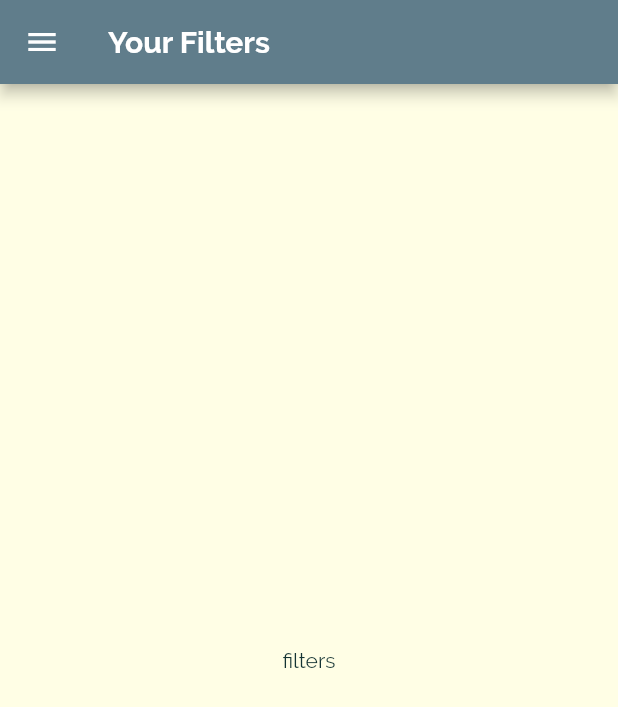
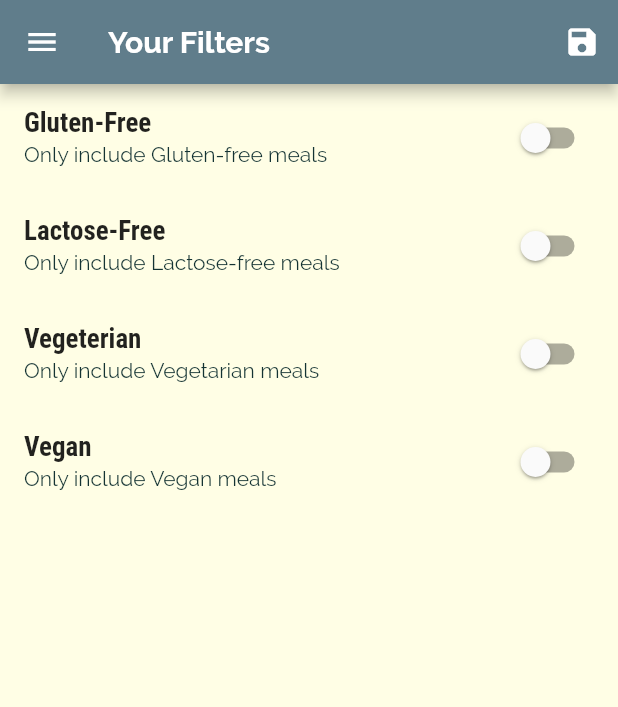
Before and after one commit to ikram-khani/meal_app, a Flutter app: the FiltersScreen screen opened by its route, on a phone screen of 412 x 824 dp. Shown: the top 707 px of the screen. Run offline on Flutter 3.47's test engine with Material 2 defaults, Android fonts, the phone set to English and light mode, and no system bars.

Commit message:
Adding Filters and Favorite Features

```diff
--- a/lib/main.dart
+++ b/lib/main.dart
@@ -1,5 +1,6 @@
 import 'package:flutter/material.dart';
-import 'package:meal_app/screens/categories_screen.dart';
+import 'package:meal_app/dummy_data.dart';
+import 'package:meal_app/models/meal.dart';
 import 'package:meal_app/screens/category_meals_screen.dart';
 import 'package:meal_app/screens/filters_screen.dart';
 import 'package:meal_app/screens/meal_detail_screen.dart';
@@ -9,12 +10,66 @@ void main(List<String> args) {
   runApp(MyApp());
 }
 
-class MyApp extends StatelessWidget {
+class MyApp extends StatefulWidget {
   const MyApp({super.key});
+
+  @override
+  State<MyApp> createState() => _MyAppState();
+}
+
+class _MyAppState extends State<MyApp> {
+  Map<String, bool> _filters = {
+    'gluten': false,
+    'lactose': false,
+    'vegan': false,
+    'vegetarian': false,
+  };
+  List<Meal> _availableMeals = DUMMY_MEALS;
+  List<Meal> _favoriteMeals = [];
+  void _setFilters(Map<String, bool> filterData) {
+    _filters = filterData;
+
+    _availableMeals = DUMMY_MEALS.where((meal) {
+      if (_filters['gluten']! && !meal.isGlutenFree) {
+        return false;
+      }
+      if (_filters['lactose']! && !meal.isLactoseFree) {
+        return false;
+      }
+      if (_filters['vegan']! && !meal.isVegan) {
+        return false;
+      }
+      if (_filters['vegetarian']! && !meal.isVegetarian) {
+        return false;
+      }
+      return true;
+    }).toList();
+  }
+
+  void _toggleFavorite(String mealId) {
+    final existingIndex =
+        _favoriteMeals.indexWhere((meal) => meal.id == mealId);
+    if (existingIndex >= 0) {
+      setState(() {
+        _favoriteMeals.removeAt(existingIndex);
+      });
+    } else {
+      setState(() {
+        _favoriteMeals.add(
+          DUMMY_MEALS.firstWhere((meal) => meal.id == mealId),
+        );
+      });
+    }
+  }
+
+  bool _isMealFavorite(String id) {
+    return _favoriteMeals.any((meal) => meal.id == id);
+  }
 
   @override
   Widget build(BuildContext context) {
     return MaterialApp(
+      debugShowCheckedModeBanner: false,
       theme: ThemeData(
         fontFamily: 'Raleway',
         appBarTheme: const AppBarTheme(
@@ -52,15 +107,18 @@ class MyApp extends StatelessWidget {
       //home: CategoriesScreen(),
       initialRoute: '/', //default is '/'
       routes: {
-        '/': (context) => TabsScreen(),
+        '/': (context) => TabsScreen(_favoriteMeals),
         // '/category-meals': (context) => CategoryMealScreen(),
-        CategoryMealScreen.routName: (context) => CategoryMealScreen(),
-        MealDetailScreen.routName: (context) => MealDetailScreen(),
-        FiltersScreen.routName: (context) => FiltersScreen(),
+        CategoryMealScreen.routName: (context) =>
+            CategoryMealScreen(_availableMeals),
+        MealDetailScreen.routName: (context) =>
+            MealDetailScreen(_toggleFavorite, _isMealFavorite),
+        FiltersScreen.routName: (context) =>
+            FiltersScreen(_filters, _setFilters),
       },
       onUnknownRoute: (settings) {
         MaterialPageRoute(
-          builder: ((context) => TabsScreen()),
+          builder: ((context) => TabsScreen(_favoriteMeals)),
         );
       },
     );
--- a/lib/screens/filters_screen.dart
+++ b/lib/screens/filters_screen.dart
@@ -1,9 +1,44 @@
 import 'package:flutter/material.dart';
 import 'package:meal_app/widgets/main_drawer.dart';
 
-class FiltersScreen extends StatelessWidget {
-  const FiltersScreen({super.key});
+class FiltersScreen extends StatefulWidget {
+  final Map<String, bool> currenFilters;
+  final Function(Map<String, bool>) saveFilters;
+  const FiltersScreen(this.currenFilters, this.saveFilters, {super.key});
   static const routName = '/filters';
+
+  @override
+  State<FiltersScreen> createState() => _FiltersScreenState();
+}
+
+class _FiltersScreenState extends State<FiltersScreen> {
+  bool _glutenFree = false;
+  bool _vegetarian = false;
+  bool _vegan = false;
+  bool _lactoseFree = false;
+  @override
+  void initState() {
+    _glutenFree = widget.currenFilters['gluten']!;
+    _lactoseFree = widget.currenFilters['lactose']!;
+    _vegan = widget.currenFilters['vegan']!;
+    _vegetarian = widget.currenFilters['vegetarian']!;
+    super.initState();
+  }
+
+  Widget _buildSwitchListTile(
+    String title,
+    String description,
+    bool currentValue,
+    Function(bool) updateValue,
+  ) {
+    return SwitchListTile(
+      title: Text(title),
+      subtitle: Text(description),
+      value: currentValue,
+      onChanged: updateValue,
+    );
+  }
+
   @override
   Widget build(BuildContext context) {
     return Scaffold(
@@ -11,11 +46,72 @@ class FiltersScreen extends StatelessWidget {
           title: const Text(
             "Your Filters",
           ),
+          actions: [
+            IconButton(
+              onPressed: (() {
+                final selectedFilters = {
+                  'gluten': _glutenFree,
+                  'lactose': _lactoseFree,
+                  'vegan': _vegan,
+                  'vegetarian': _vegetarian,
+                };
+                widget.saveFilters(selectedFilters);
+              }),
+              icon: const Icon(Icons.save),
+              tooltip: "Save",
+            ),
+          ],
         ),
         drawer: MainDrawer(),
-      body: Center(
-        child: Text("filters"),
+        body: Column(
+          children: [
+            Container(),
+            Expanded(
+                child: ListView(
+              children: [
+                _buildSwitchListTile(
+                  'Gluten-Free',
+                  'Only include Gluten-free meals',
+                  _glutenFree,
+                  ((newValue) {
+                    setState(() {
+                      _glutenFree = newValue;
+                    });
+                  }),
                 ),
-    );
+                _buildSwitchListTile(
+                  'Lactose-Free',
+                  'Only include Lactose-free meals',
+                  _lactoseFree,
+                  ((newValue) {
+                    setState(() {
+                      _lactoseFree = newValue;
+                    });
+                  }),
+                ),
+                _buildSwitchListTile(
+                  'Vegeterian',
+                  'Only include Vegetarian meals',
+                  _vegetarian,
+                  ((newValue) {
+                    setState(() {
+                      _vegetarian = newValue;
+                    });
+                  }),
+                ),
+                _buildSwitchListTile(
+                  'Vegan',
+                  'Only include Vegan meals',
+                  _vegan,
+                  ((newValue) {
+                    setState(() {
+                      _vegan = newValue;
+                    });
+                  }),
+                ),
+              ],
+            ))
+          ],
+        ));
   }
 }
--- a/lib/widgets/meal_item.dart
+++ b/lib/widgets/meal_item.dart
@@ -9,7 +9,6 @@ class MealItem extends StatelessWidget {
   final Affordability affordability;
   final Complexity complexity;
   final int duration;
-  final Function removeItem;
   const MealItem({
     required this.id,
     required this.title,
@@ -17,7 +16,6 @@ class MealItem extends StatelessWidget {
     required this.affordability,
     required this.complexity,
     required this.duration,
-    required this.removeItem,
     super.key,
   });
   String get complexityText {
@@ -55,7 +53,7 @@ class MealItem extends StatelessWidget {
         .pushNamed(MealDetailScreen.routName, arguments: id)
         .then((value) {
       if (value != null) {
-        removeItem(value);
+        // removeItem(value);
       }
     });
   }
```
Also changed, not shown: lib/screens/category_meals_screen.dart (+5 -4 lines), lib/screens/favorite_screen.dart (+24 -4 lines), lib/screens/meal_detail_screen.dart (+5 -3 lines), lib/screens/tabs_screen.dart (+18 -10 lines). Lines whose indentation alone changed are shown as unchanged.
